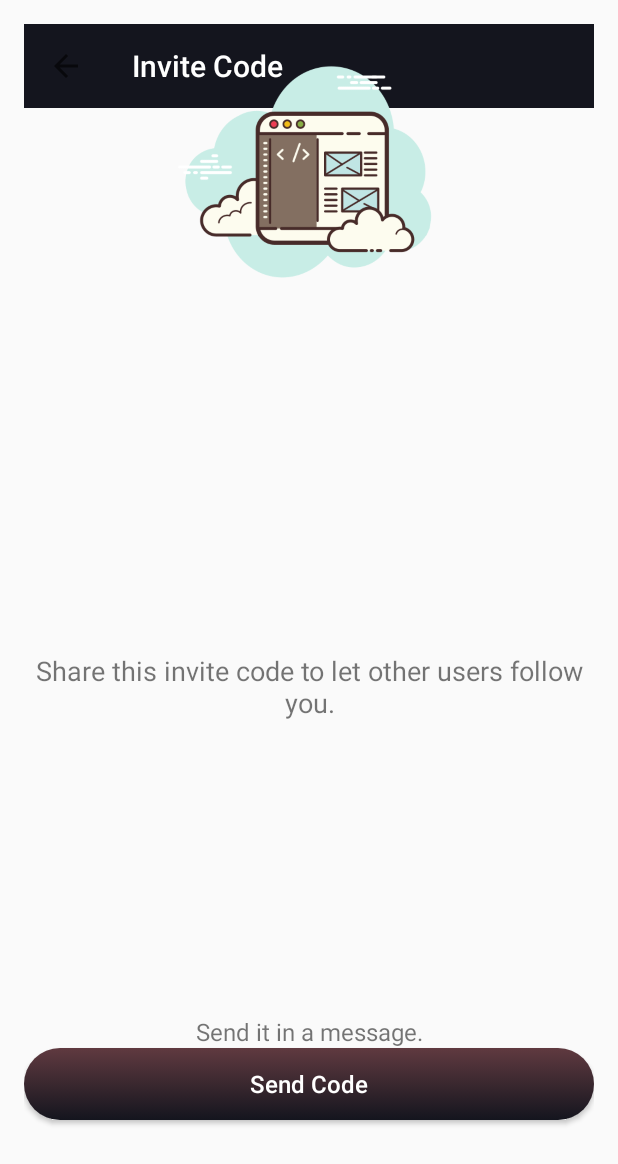
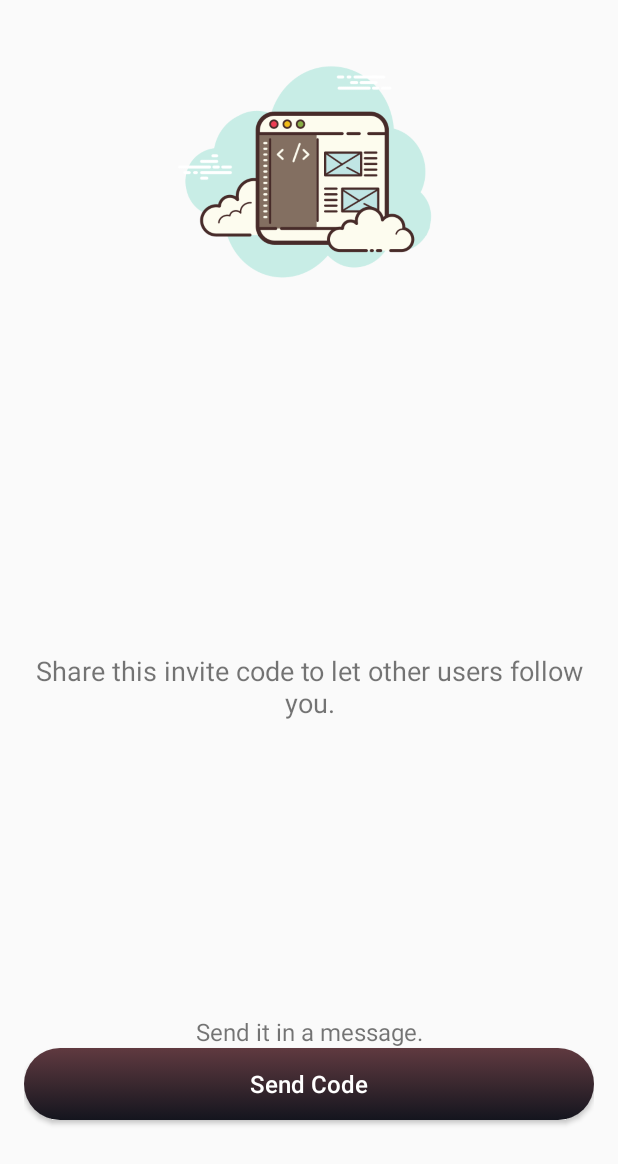
Before and after one commit to bibishan-pandey/friends-tracker, an Android app: the SignupInviteCodeActivity screen opened directly, with no data from a screen before it, on a phone screen of 412 x 824 dp. Shown: the top 1164 px of the screen. Run offline under Robolectric (Android 15) with nearby library versions, the phone set to English and light mode, and no system bars; our stand-ins replace Firebase (no records; nobody signed in at launch, a user with empty details on screens opened directly); 1 statement that could not run was skipped.

Commit message:
follow, followed and followers commit

```diff
--- a/app/src/main/java/com/project/natsu_dragneel/people_tracker_android_java/activities/FollowActivity.java
+++ b/app/src/main/java/com/project/natsu_dragneel/people_tracker_android_java/activities/FollowActivity.java
@@ -70,7 +70,7 @@ public class FollowActivity extends AppCompatActivity {
 
     public void get_code_to_follow(View v) {
         current_userid = user.getUid();
-        Query query = reference.orderByChild("FollowCode").equalTo(follow_code_pinview.getValue());
+        Query query = reference.orderByChild("Code").equalTo(follow_code_pinview.getValue());
 
         query.addListenerForSingleValueEvent(new ValueEventListener() {
             @Override
--- a/app/src/main/java/com/project/natsu_dragneel/people_tracker_android_java/activities/SigninEmailActivity.java
+++ b/app/src/main/java/com/project/natsu_dragneel/people_tracker_android_java/activities/SigninEmailActivity.java
@@ -23,7 +23,6 @@ import com.project.natsu_dragneel.people_tracker_android_java.R;
 public class SigninEmailActivity extends AppCompatActivity {
 
     EditText signin_email_edittext;
-    Toolbar toolbar;
     Button signin_email_button;
     ProgressDialog dialog;
     FirebaseAuth auth;
@@ -33,9 +32,6 @@ public class SigninEmailActivity extends AppCompatActivity {
         super.onCreate(savedInstanceState);
         setContentView(R.layout.activity_signin_email);
         signin_email_edittext = (EditText)findViewById(R.id.signup_name_edittext);
-        toolbar = (Toolbar)findViewById(R.id.toolbar);
-        toolbar.setTitle("Sign In");
-        setSupportActionBar(toolbar);
         dialog = new ProgressDialog(this);
 
         auth = FirebaseAuth.getInstance();
--- a/app/src/main/java/com/project/natsu_dragneel/people_tracker_android_java/activities/SignupEmailActivity.java
+++ b/app/src/main/java/com/project/natsu_dragneel/people_tracker_android_java/activities/SignupEmailActivity.java
@@ -6,7 +6,6 @@ import android.graphics.Color;
 import android.os.Bundle;
 import android.support.annotation.NonNull;
 import android.support.v7.app.AppCompatActivity;
-import android.support.v7.widget.Toolbar;
 import android.text.Editable;
 import android.text.TextWatcher;
 import android.view.View;
@@ -21,7 +20,6 @@ import com.google.firebase.auth.ProviderQueryResult;
 import com.project.natsu_dragneel.people_tracker_android_java.R;
 
 public class SignupEmailActivity extends AppCompatActivity{
-    Toolbar toolbar;
     EditText signup_email_edittext;
     Button signup_email_button;
     ProgressDialog dialog;
@@ -31,7 +29,6 @@ public class SignupEmailActivity extends AppCompatActivity{
     protected void onCreate(Bundle savedInstanceState) {
         super.onCreate(savedInstanceState);
         setContentView(R.layout.activity_signup_email);
-        toolbar = (Toolbar)findViewById(R.id.toolbar);
         signup_email_edittext = (EditText)findViewById(R.id.signup_name_edittext);
         auth = FirebaseAuth.getInstance();
         dialog = new ProgressDialog(this);
@@ -39,8 +36,6 @@ public class SignupEmailActivity extends AppCompatActivity{
         signup_email_button = (Button)findViewById(R.id.signup_email_button);
         signup_email_button.setEnabled(false);
         signup_email_button.setBackgroundColor(Color.parseColor("#faebd7"));
-        toolbar.setTitle("Email Address");
-        setSupportActionBar(toolbar);
 
         final String emailPattern = "[a-zA-Z0-9._-]+@[a-z]+\\.+[a-z]+";
         signup_email_edittext.addTextChangedListener(new TextWatcher() {
--- a/app/src/main/java/com/project/natsu_dragneel/people_tracker_android_java/activities/SignupInviteCodeActivity.java
+++ b/app/src/main/java/com/project/natsu_dragneel/people_tracker_android_java/activities/SignupInviteCodeActivity.java
@@ -6,7 +6,6 @@ import android.net.Uri;
 import android.os.Bundle;
 import android.support.annotation.NonNull;
 import android.support.v7.app.AppCompatActivity;
-import android.support.v7.widget.Toolbar;
 import android.view.MenuItem;
 import android.view.View;
 import android.widget.Button;
@@ -32,7 +31,6 @@ import com.project.natsu_dragneel.people_tracker_android_java.classes.CreateUser
 
 public class SignupInviteCodeActivity extends AppCompatActivity {
 
-    Toolbar toolbar;
     TextView code_textview;
     String name,email,password,date,issharing;
     String code = null;
@@ -47,18 +45,8 @@ public class SignupInviteCodeActivity extends AppCompatActivity {
     protected void onCreate(Bundle savedInstanceState) {
         super.onCreate(savedInstanceState);
         setContentView(R.layout.activity_signup_invite_code);
-        toolbar =(Toolbar)findViewById(R.id.toolbar);
-        toolbar.setTitle("Invite Code");
         dialog = new ProgressDialog(this);
         registerButton = (Button)findViewById(R.id.registerButton);
-        setSupportActionBar(toolbar);
-
-        if(getSupportActionBar()!=null)
-        {
-            getSupportActionBar().setDisplayHomeAsUpEnabled(true);
-            getSupportActionBar().setDisplayShowHomeEnabled(true);
-        }
-
 
         auth = FirebaseAuth.getInstance();
         reference= FirebaseDatabase.getInstance().getReference().child("Users");
--- a/app/src/main/java/com/project/natsu_dragneel/people_tracker_android_java/activities/SignupNameActivity.java
+++ b/app/src/main/java/com/project/natsu_dragneel/people_tracker_android_java/activities/SignupNameActivity.java
@@ -6,7 +6,6 @@ import android.net.Uri;
 import android.os.Bundle;
 import android.provider.MediaStore;
 import android.support.v7.app.AppCompatActivity;
-import android.support.v7.widget.Toolbar;
 import android.text.Editable;
 import android.text.TextWatcher;
 import android.view.View;
@@ -23,7 +22,6 @@ import java.util.Random;
 import de.hdodenhof.circleimageview.CircleImageView;
 
 public class SignupNameActivity extends AppCompatActivity {
-    Toolbar toolbar;
     EditText signup_name_edittext;
     CircleImageView circleImageView;
     Button signup_name_button;
@@ -34,9 +32,6 @@ public class SignupNameActivity extends AppCompatActivity {
     protected void onCreate(Bundle savedInstanceState) {
         super.onCreate(savedInstanceState);
         setContentView(R.layout.activity_signup_name);
-        toolbar = (Toolbar) findViewById(R.id.toolbar);
-        toolbar.setTitle("Your Profile");
-        setSupportActionBar(toolbar);
         signup_name_edittext = (EditText) findViewById(R.id.signup_name_edittext);
         signup_name_button = (Button) findViewById(R.id.signup_name_button);
 
--- a/app/src/main/res/layout/activity_signup_invite_code.xml
+++ b/app/src/main/res/layout/activity_signup_invite_code.xml
@@ -7,15 +7,6 @@
     android:layout_margin="16dp"
     android:orientation="vertical"
     tools:context=".activities.SignupInviteCodeActivity">
-
-    <android.support.v7.widget.Toolbar
-        android:id="@+id/toolbar"
-        android:minHeight="?attr/actionBarSize"
-        android:layout_width="match_parent"
-        android:layout_height="wrap_content"
-        app:titleTextColor="@android:color/white"
-        android:background="?attr/colorPrimary">
-    </android.support.v7.widget.Toolbar>
 
     <TextView
         android:layout_width="match_parent"
```
Also changed, not shown: app/src/main/java/com/project/natsu_dragneel/people_tracker_android_java/activities/SigninPasswordActivity.java (+1 -6 lines), app/src/main/java/com/project/natsu_dragneel/people_tracker_android_java/activities/SignupPasswordActivity.java (+1 -7 lines), app/src/main/res/layout/activity_signin_email.xml (+0 -9 lines), app/src/main/res/layout/activity_signin_password.xml (+0 -9 lines), app/src/main/res/layout/activity_signup_email.xml (+0 -9 lines), app/src/main/res/layout/activity_signup_name.xml (+0 -9 lines), app/src/main/res/layout/activity_signup_password.xml (+0 -9 lines).
